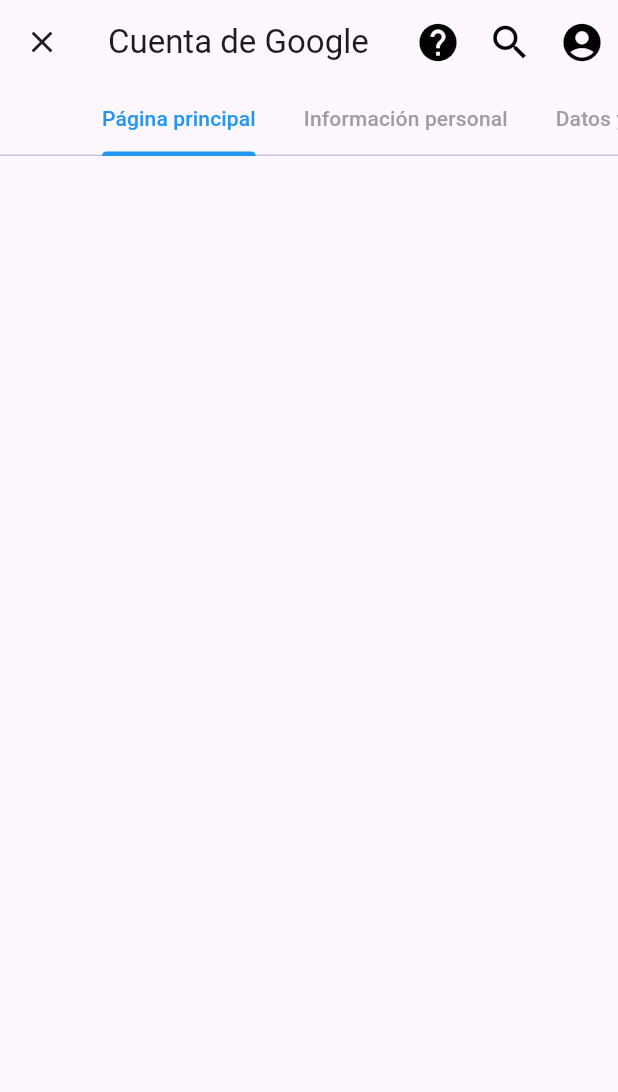
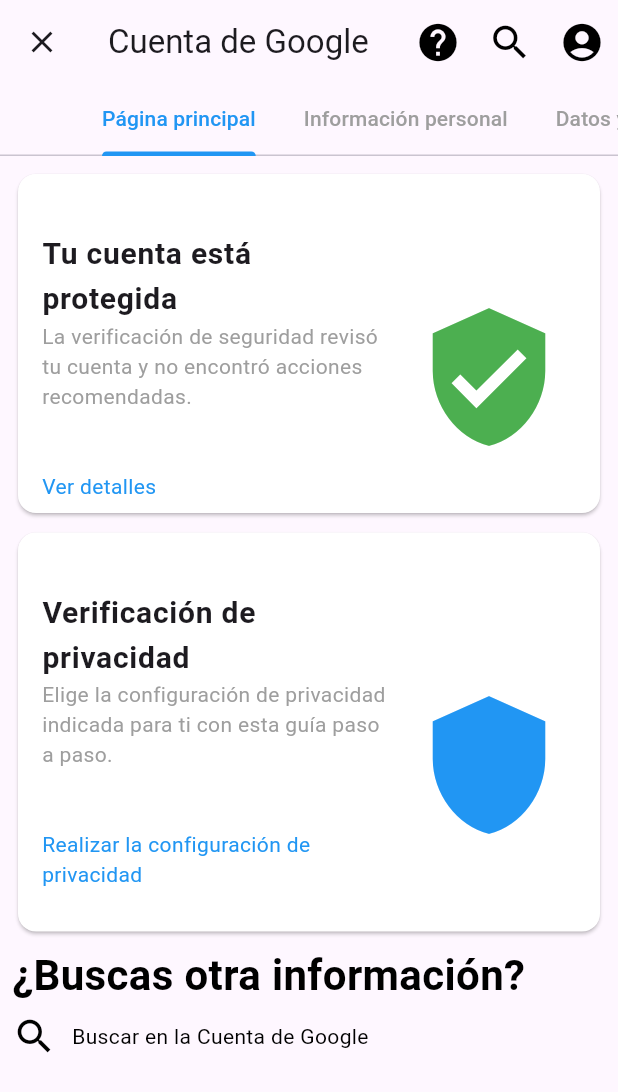
Before and after one commit to KedGarci4/autenticacion_app, a Flutter app: the screen it shows after launch, on a phone screen of 412 x 824 dp. Shown: the top 1092 px of the screen. Run offline on Flutter 3.47's test engine with Material 3 defaults, Android fonts, the phone set to English and light mode, and no system bars.

Commit message:
Pantalla de Seguridad de la Cuenta de Google

```diff
--- a/pantalla_cuentagoogle/lib/src/modules/principal/pages/homepage.dart
+++ b/pantalla_cuentagoogle/lib/src/modules/principal/pages/homepage.dart
@@ -1,4 +1,5 @@
 import "package:pantalla_cuentagoogle/src/shared/widgets/CustomIconButton.dart";
+import "package:pantalla_cuentagoogle/src/modules/principal/pages/principal.dart";
 import 'package:flutter/material.dart';
 
 class PaginaCuentaGoogle extends StatelessWidget {
@@ -65,6 +66,9 @@
               ]
             ),
         ),
+        body: TabBarView(
+          children: [Principal()],
+      ),
     ),
     );
   }
--- a/pantalla_cuentagoogle/lib/src/modules/principal/pages/principal.dart
+++ b/pantalla_cuentagoogle/lib/src/modules/principal/pages/principal.dart
@@ -0,0 +1,121 @@
+import 'package:flutter/material.dart';
+
+class Principal extends StatelessWidget {
+  const Principal({Key? key}) : super(key: key);
+
+  @override
+  Widget build(BuildContext context) {
+    return Padding(
+      padding: EdgeInsets.all(8.0),
+      child: Column(
+        children: [
+          Card(
+            color: Colors.white,
+            child: ListTile(
+              title: Text(
+                '\nTu cuenta está protegida',
+                style: TextStyle(
+                  fontSize: 20,
+                  fontWeight: FontWeight.bold,
+                ),
+              ),
+              subtitle: Column(
+                children: [
+                  Text(
+                    'La verificación de seguridad revisó tu cuenta y no encontró acciones recomendadas.\n\n',
+                    style: TextStyle(
+                      color: Colors.grey,
+                    ),
+                  ),
+                  Row(
+                    mainAxisAlignment: MainAxisAlignment.start,
+                    children: [
+                      Text(
+                        'Ver detalles',
+                        style: TextStyle(
+                          color: Colors.blue,
+                        ),
+                      ),
+                    ],
+                  ),
+                ],
+              ),
+              trailing: const Icon(
+                Icons.verified_user,
+                size: 100,
+                color: Colors.green,
+              ),
+            ),
+          ),
+          const SizedBox(height: 5), // Espacio entre mensajes
+          Card(
+            color: Colors.white,
+            child: ListTile(
+              title: const Text(
+                '\nVerificación de privacidad',
+                style: TextStyle(
+                  fontSize: 20,
+                  fontWeight: FontWeight.bold,
+                ),
+              ),
+              subtitle: Column(
+                children: [
+                  Text(
+                    'Elige la configuración de privacidad indicada para ti con esta guía paso a paso.\n\n',
+                    style: TextStyle(
+                      color: Colors.grey,
+                    ),
+                  ),
+                  Align(
+                    alignment: Alignment.centerLeft,
+                    child: Text(
+                      'Realizar la configuración de privacidad\n',
+                      style: TextStyle(
+                        color: Colors.blue,
+                      ),
+                    ),
+                  ),
+                ],
+              ),
+              trailing: const Icon(
+                Icons.shield,
+                size: 100,
+                color: Colors.blue,
+              ),
+            ),
+          ),
+          SizedBox(height:5),
+          Align(
+            alignment: Alignment.centerLeft,
+            child: Text(
+              "¿Buscas otra información?",
+              style:TextStyle(
+                color: Colors.black,
+                fontSize:28,
+                fontWeight: FontWeight.bold,
+              ),
+            ),
+          ),
+          const SizedBox(height:6),
+          Row(
+            children: [
+              Icon(
+                Icons.search,
+                color: Colors.black,
+                size: 30,
+              ),
+              const SizedBox(width: 10),
+              Text(
+                'Buscar en la Cuenta de Google',
+                style: TextStyle(
+                  color: Colors.black,
+                ),
+            ),
+          ],
+
+          ),
+      ],
+    ),
+    );
+  }
+}
```
